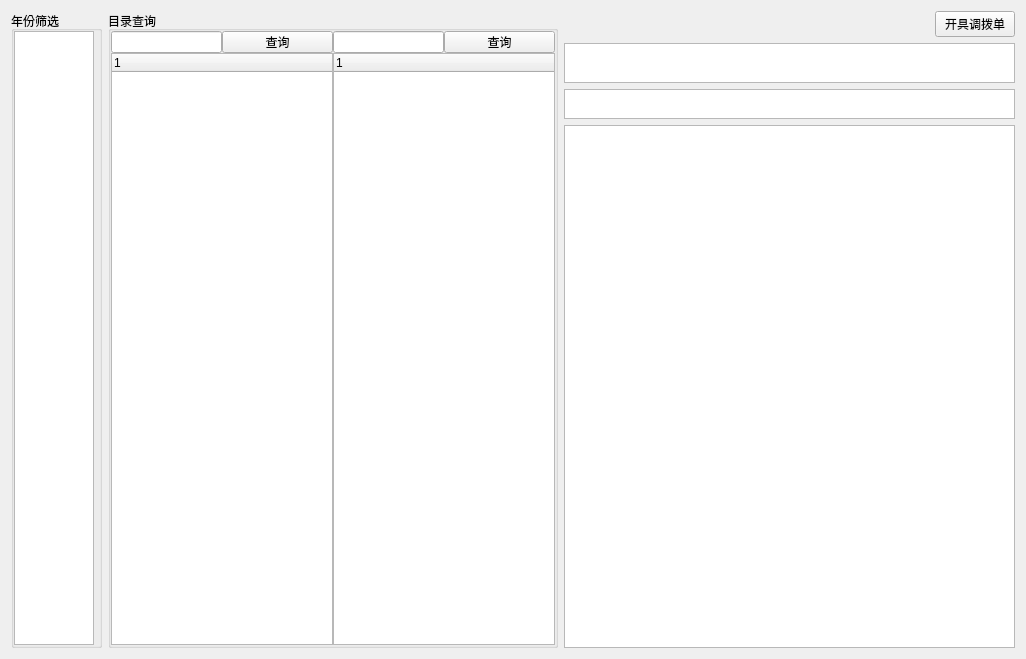
Before: the Qt Designer form widgets/alocatMange/allotSchedule.ui in Belos10/Equip, drawn with Qt 5.
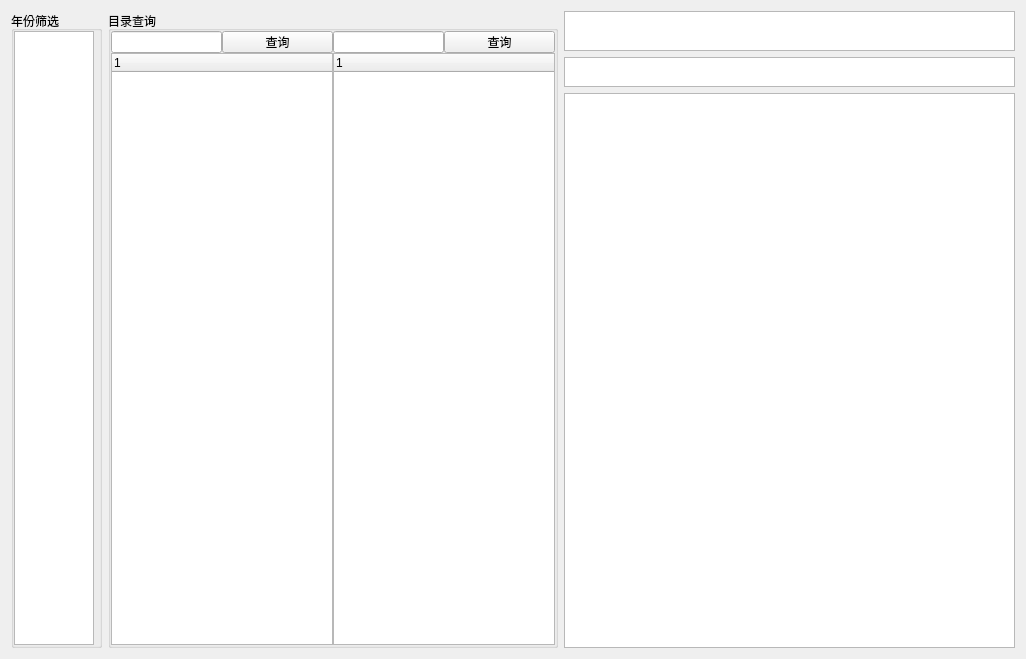
After: the same form once the commit is applied.

```diff
--- a/widgets/alocatMange/allotSchedule.ui
+++ b/widgets/alocatMange/allotSchedule.ui
@@ -243,28 +243,7 @@
    <item>
     <layout class="QVBoxLayout" name="verticalLayout_4">
      <item>
-      <layout class="QHBoxLayout" name="horizontalLayout_6">
-       <item>
-        <spacer name="horizontalSpacer">
-         <property name="orientation">
-          <enum>Qt::Horizontal</enum>
-         </property>
-         <property name="sizeHint" stdset="0">
-          <size>
-           <width>40</width>
-           <height>20</height>
-          </size>
-         </property>
-        </spacer>
-       </item>
-       <item>
-        <widget class="QPushButton" name="pb_issueOrderForm">
-         <property name="text">
-          <string>开具调拨单</string>
-         </property>
-        </widget>
-       </item>
-      </layout>
+      <layout class="QHBoxLayout" name="horizontalLayout_6"/>
      </item>
      <item>
       <widget class="QTextBrowser" name="txt_disturbPlanYear">
```
